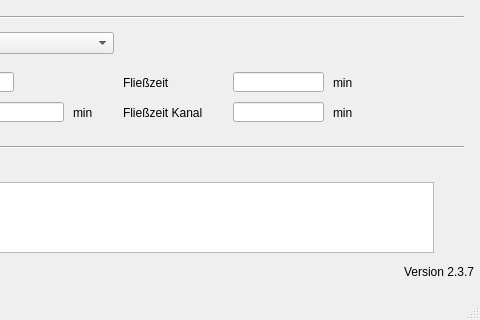
Old version of the form qkan/database/templates/flaechen.ui in the repository hoettges/QKan; both pictures show x 167 to 647 and y 188 to 508 of the 647 by 508 pixel window.
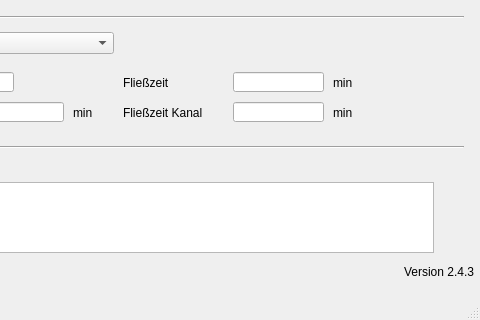
New version of the form. Custom widgets are drawn as their Qt base class.

Diff of the .ui file:
```diff
--- a/qkan/database/templates/flaechen.ui
+++ b/qkan/database/templates/flaechen.ui
@@ -410,7 +410,7 @@
      <string>Version QKan Import</string>
     </property>
     <property name="text">
-     <string>Version 2.3.7</string>
+     <string>Version 2.4.3</string>
     </property>
     <property name="alignment">
      <set>Qt::AlignRight|Qt::AlignTrailing|Qt::AlignVCenter</set>
```
